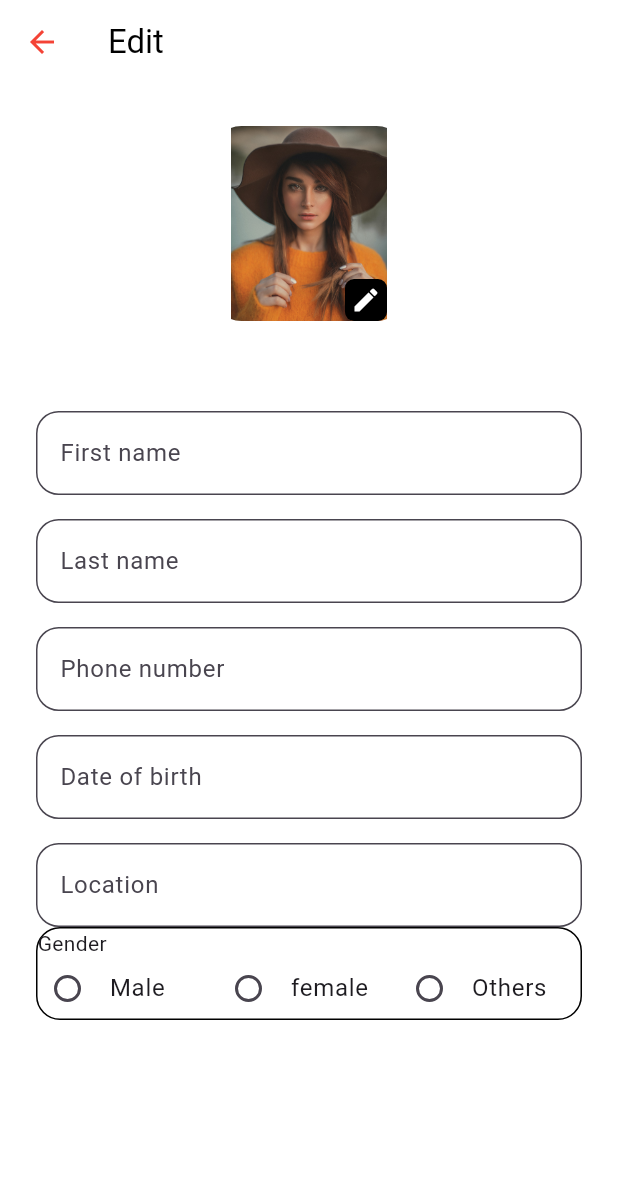
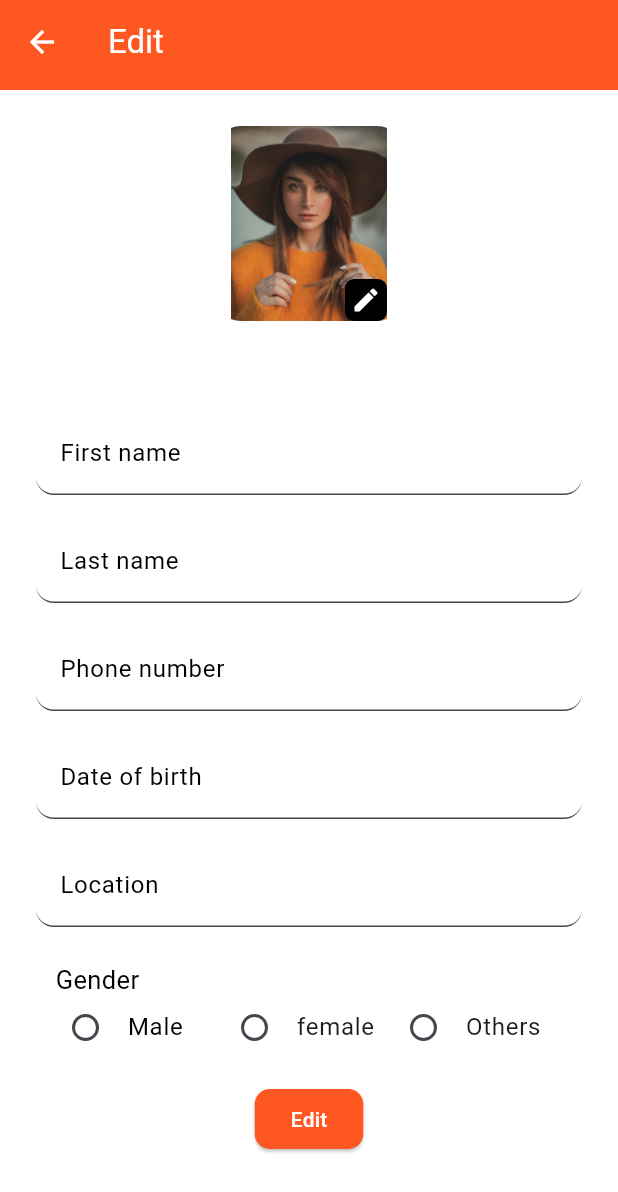
Before and after one commit to Kalyanisunil/my_flutter_app, a Flutter app: the EditProfile screen opened by its route, on a phone screen of 412 x 824 dp. Shown: the top 1192 px of the screen. Run offline on Flutter 3.47's test engine with Material 3 defaults, Android fonts, the phone set to English and light mode, and no system bars; our stand-ins replace flutter_svg; Roboto replaces fonts that are missing (EBGaramond).

Commit message:
added custom textfields styles

```diff
--- a/lib/components/appbar.dart
+++ b/lib/components/appbar.dart
@@ -1,7 +1,7 @@
 // ignore_for_file: dead_code
 
 import 'package:flutter/material.dart';
-import 'package:namer_app/styles/appcolor.dart';
+// import 'package:namer_app/styles/appcolor.dart';
 
 class Toolbar extends StatelessWidget implements PreferredSizeWidget {
   final String title;
@@ -11,12 +11,12 @@ class Toolbar extends StatelessWidget implements PreferredSizeWidget {
   @override
   Widget build(BuildContext context) {
     return AppBar(
-      backgroundColor: Colors.white,
-      iconTheme: IconThemeData(color: Colors.red),
+      backgroundColor: Colors.deepOrange,
+      iconTheme: IconThemeData(color: Colors.white),
       title: Text(
         title,
         style: TextStyle(
-          color: Colors.black,
+          color: Colors.white,
         ),
       ),
       elevation: 0,
--- a/lib/components/text_field.dart
+++ b/lib/components/text_field.dart
@@ -9,15 +9,18 @@ class AppTextField extends StatelessWidget {
   Widget build(BuildContext context) {
     return TextField(
       decoration: InputDecoration(
-        hintText: hint,
-        label: Text(hint),
-        hintStyle: TextStyle(color: AppColors.black),
-        fillColor: Color.fromARGB(114, 255, 255, 255),
-        filled: true,
-        border: OutlineInputBorder(
-          borderRadius: BorderRadius.circular(15),
-        ),
-      ),
+          hintText: hint,
+          label: Text(hint),
+          labelStyle: TextStyle(color: Colors.black),
+          hintStyle: TextStyle(color: Colors.grey),
+          fillColor: Color.fromARGB(114, 255, 255, 255),
+          filled: true,
+          border: UnderlineInputBorder(
+            borderRadius: BorderRadius.all(Radius.circular(12)),
+          ),
+          focusedBorder: const UnderlineInputBorder(
+              borderSide: BorderSide(color: Colors.transparent),
+              borderRadius: BorderRadius.all(Radius.circular(12)))),
     );
   }
 }
--- a/lib/main.dart
+++ b/lib/main.dart
@@ -1,6 +1,5 @@
 import 'package:flutter/material.dart';
 import 'package:namer_app/config/app_route.dart';
-import 'package:namer_app/styles/appcolor.dart';
 
 void main() {
   runApp(MyApp());
--- a/lib/pages/ediit_profile.dart
+++ b/lib/pages/ediit_profile.dart
@@ -4,6 +4,8 @@ import 'package:flutter/material.dart';
 import 'package:namer_app/components/appbar.dart';
 import 'package:namer_app/components/avatar.dart';
 import 'package:namer_app/components/text_field.dart';
+import 'package:namer_app/config/app_route.dart';
+import 'package:namer_app/pages/home_page.dart';
 import 'package:namer_app/styles/appcolor.dart';
 
 enum Gender { none, male, female, other }
@@ -66,15 +68,20 @@ class _EditProfileState extends State<EditProfile> {
                 height: 16,
               ),
               AppTextField(hint: "Location"),
+              SizedBox(height: 16),
               Container(
+                padding: EdgeInsets.only(left: 12, right: 12, top: 6),
                 decoration: BoxDecoration(
-                    color: AppColors.white,
-                    border: Border.all(color: AppColors.black),
+                    color: Color.fromARGB(114, 255, 255, 255),
+                    border: Border.all(color: AppColors.white),
                     borderRadius: BorderRadius.all(Radius.circular(16))),
                 child: Column(
                   crossAxisAlignment: CrossAxisAlignment.start,
                   children: [
-                    Text("Gender"),
+                    Text(
+                      "Gender",
+                      style: TextStyle(fontSize: 17, color: Colors.black),
+                    ),
                     Row(
                       children: [
                         Expanded(
@@ -82,7 +89,10 @@ class _EditProfileState extends State<EditProfile> {
                               visualDensity: VisualDensity(
                                   horizontal: VisualDensity.minimumDensity,
                                   vertical: VisualDensity.minimumDensity),
-                              title: Text("Male"),
+                              title: Text(
+                                "Male",
+                                style: TextStyle(color: Colors.black),
+                              ),
                               contentPadding: EdgeInsets.zero,
                               value: Gender.male,
                               groupValue: gender,
@@ -133,6 +143,30 @@ class _EditProfileState extends State<EditProfile> {
                   ],
                 ),
               ),
+              SizedBox(
+                height: 16,
+              ),
+              ElevatedButton(
+                onPressed: () {
+                  Navigator.of(context).pushReplacement(
+                    MaterialPageRoute(
+                      builder: (context) {
+                        // push replacement is used so that there is no back navigating to login page
+                        return HomePage();
+                      },
+                    ),
+                  );
+                  Navigator.of(context).pushNamed(AppRoute.main);
+                },
+                style: ElevatedButton.styleFrom(
+                    backgroundColor: Colors.deepOrange,
+                    shape: RoundedRectangleBorder(
+                        borderRadius: BorderRadius.circular(10))),
+                child: Text(
+                  "Edit",
+                  style: TextStyle(color: AppColors.white),
+                ),
+              ),
             ],
           ),
         ),
--- a/lib/pages/login_page.dart
+++ b/lib/pages/login_page.dart
@@ -178,7 +178,7 @@ class LoginPage extends StatelessWidget {
                       },
                       child: Text(
                         "Sign up",
-                        style: TextStyle(color: AppColors.primary),
+                        style: TextStyle(color: Colors.deepOrange),
                       ),
                     ),
                   ],
--- a/lib/pages/main_page.dart
+++ b/lib/pages/main_page.dart
@@ -1,7 +1,7 @@
 import 'package:flutter/material.dart';
 import 'package:namer_app/pages/home_page.dart';
 import 'package:namer_app/pages/profile_page.dart';
-import 'package:namer_app/styles/appcolor.dart';
+
 import 'package:flutter_svg/flutter_svg.dart';
 
 // ignore: camel_case_types
@@ -51,7 +51,8 @@ class _Main_pageState extends State<Main_page> {
           },
           showSelectedLabels: false,
           showUnselectedLabels: false,
-          backgroundColor: Colors.amber,
+          backgroundColor: Colors.deepOrange,
+          fixedColor: Colors.deepOrange,
         ),
       ),
     );
```
